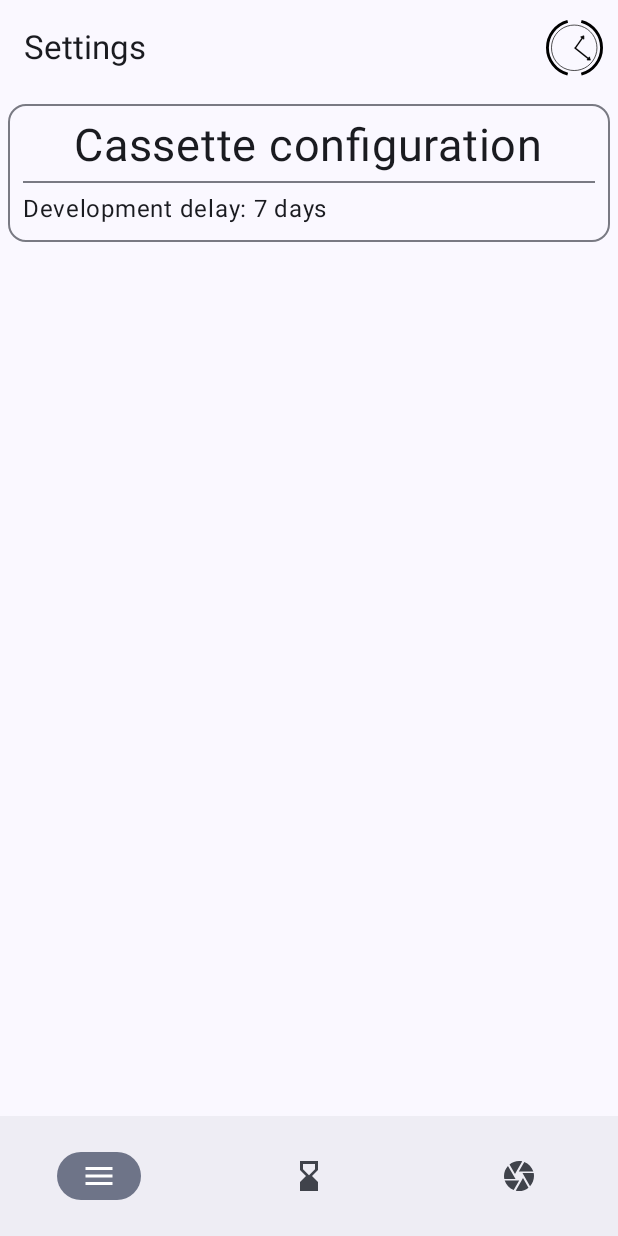
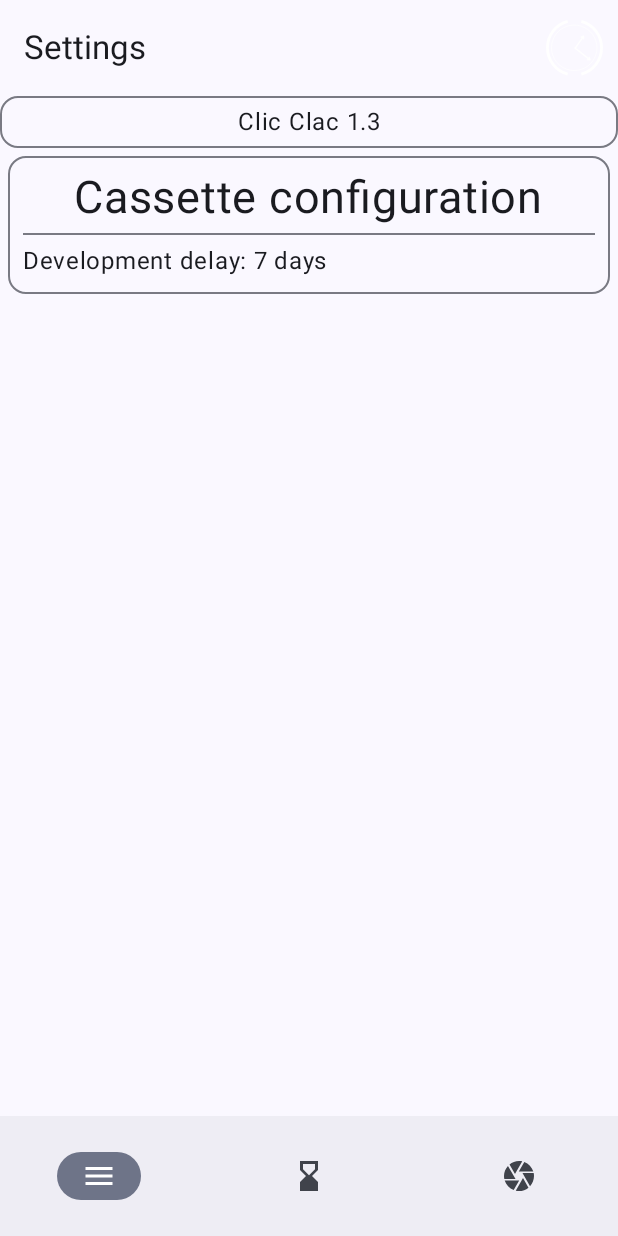
Before and after one commit to tezcatli/ClicClac_Application, an Android app built with Jetpack Compose: the ConfigScreen screen opened through its navigation route, on a phone screen of 412 x 824 dp. Run offline under Robolectric (Android 15) with nearby library versions, the phone set to English and light mode, and no system bars; our stand-ins replace Room's generated code; 3 statements that could not run were skipped.

Commit message:
- Bug fix on notification - add version information

```diff
--- a/app/build.gradle
+++ b/app/build.gradle
@@ -16,8 +16,10 @@ android {
         applicationId "com.tezcatli.clicclac"
         minSdk 28
         targetSdk 33
-        versionCode 3
-        versionName "1.2"
+        versionCode 4
+        versionName "1.3"
+
+        buildConfigField "boolean", "TEST", "false"
 
         testInstrumentationRunner "androidx.test.runner.AndroidJUnitRunner"
         vectorDrawables {
--- a/app/src/main/java/com/tezcatli/clicclac/AppContainer.kt
+++ b/app/src/main/java/com/tezcatli/clicclac/AppContainer.kt
@@ -3,6 +3,7 @@ package com.tezcatli.clicclac
 
 import android.content.ContentResolver
 import android.content.Context
+import android.content.pm.PackageManager
 import androidx.datastore.core.DataStore
 import androidx.datastore.preferences.core.Preferences
 import com.tezcatli.clicclac.Camera.CameraManager
@@ -20,6 +21,7 @@ interface AppContainer {
     val cameraManager : CameraManager
     val mainExecutor : Executor
     val appContext : Context
+    val packageManager : PackageManager
     val pendingPhotoNotificationManager : PendingPhotoNotificationManager
 }
 
@@ -47,6 +49,9 @@ class AppDataContainer(private val context: Context) : AppContainer {
         SettingsRepository.getInstance(context.dataStore)
     }
 
+    override val packageManager: PackageManager
+        get() = context.packageManager
+
     override val cameraManager: CameraManager by lazy {
         CameraManager.getInstance(context)
     }
--- a/app/src/main/java/com/tezcatli/clicclac/AppViewModelProvider.kt
+++ b/app/src/main/java/com/tezcatli/clicclac/AppViewModelProvider.kt
@@ -25,7 +25,8 @@ object AppViewModelProvider {
 
         initializer {
             ConfigViewModel(
-                clicClacApplication().container.settingsRepository
+                clicClacApplication().container.settingsRepository,
+                clicClacApplication().container.packageManager
             )
         }
 
--- a/app/src/main/java/com/tezcatli/clicclac/CliClacApplication.kt
+++ b/app/src/main/java/com/tezcatli/clicclac/CliClacApplication.kt
@@ -30,6 +30,8 @@ class CliClacApplication: Application(), Configuration.Provider {
 
         container = AppDataContainer(this)
 
+        container.pendingPhotoNotificationManager.scheduleNextNotification()
+
         super.onCreate()
 
 
--- a/app/src/main/java/com/tezcatli/clicclac/ui/ClicClacApp.kt
+++ b/app/src/main/java/com/tezcatli/clicclac/ui/ClicClacApp.kt
@@ -2,6 +2,7 @@ package com.tezcatli.clicclac.ui
 
 import android.util.Log
 import androidx.compose.foundation.Image
+import androidx.compose.foundation.isSystemInDarkTheme
 import androidx.compose.foundation.layout.Arrangement
 import androidx.compose.foundation.layout.IntrinsicSize
 import androidx.compose.foundation.layout.Row
@@ -27,6 +28,8 @@ import androidx.compose.runtime.remember
 import androidx.compose.runtime.setValue
 import androidx.compose.ui.Alignment
 import androidx.compose.ui.Modifier
+import androidx.compose.ui.graphics.ColorFilter
+import androidx.compose.ui.graphics.ColorMatrix
 import androidx.compose.ui.res.painterResource
 import androidx.compose.ui.text.style.TextAlign
 import androidx.compose.ui.unit.dp
@@ -40,7 +43,6 @@ import androidx.navigation.navDeepLink
 import com.tezcatli.clicclac.R
 
 
-
 enum class ROUTES(val title: String) {
     HOME("Clic Clac App"),
     CAMERA("camera"),
@@ -48,8 +50,6 @@ enum class ROUTES(val title: String) {
     CONFIGCASSETTE("Settings"),
     PHOTO("Photo developed")
 }
-
-
 
 
 @OptIn(ExperimentalMaterial3Api::class)
@@ -86,22 +86,48 @@ fun ClicClacApp(
                 TopAppBar(
 
                     title = {
-                        Row(modifier = modifier.fillMaxWidth(),
+                        Row(
+                            modifier = modifier.fillMaxWidth(),
                             verticalAlignment = Alignment.CenterVertically,
-                            horizontalArrangement = Arrangement.SpaceBetween) {
+                            horizontalArrangement = Arrangement.SpaceBetween
+                        ) {
                             if (currentDestination?.route != null) {
-                                Row(modifier = modifier.height(IntrinsicSize.Max),
-                                verticalAlignment = Alignment.CenterVertically) {
-                                Text(
-                                    textAlign = TextAlign.Center,
-                                    text = ROUTES.valueOf(currentDestination.route.toString()).title,
-                                )
+                                Row(
+                                    modifier = modifier.height(IntrinsicSize.Max),
+                                    verticalAlignment = Alignment.CenterVertically
+                                ) {
+                                    Text(
+                                        textAlign = TextAlign.Center,
+                                        text = ROUTES.valueOf(currentDestination.route.toString()).title,
+                                    )
+                                }
                             }
-                            }
-                            Image(
-                                painterResource(id = R.drawable.clicclac_logo_v2),
+
+
+
+
+                            Image(painter = painterResource(id = R.drawable.clicclac_logo_v2),
                                 "",
-                                modifier = modifier.size(48.dp).padding(end =  10.dp)
+                                colorFilter = if (isSystemInDarkTheme()) {
+                                    val colorMatrixDark = floatArrayOf(
+                                        -1f, 0f, 0f, 0f, 255f,
+                                        0f, -1f, 0f, 0f, 255f,
+                                        0f, 0f, -1f, 0f, 255f,
+                                        0f, 0f, 0f, 1f, 0f
+                                    )
+                                    ColorFilter.colorMatrix(ColorMatrix(colorMatrixDark))
+                                } else {
+                                    val colorMatrixLight = floatArrayOf(
+                                        1f, 0f, 0f, 0f, 255f,
+                                        0f, 1f, 0f, 0f, 255f,
+                                        0f, 0f, 1f, 0f, 255f,
+                                        0f, 0f, 0f, 1f, 0f
+                                    )
+                                    ColorFilter.colorMatrix(ColorMatrix(colorMatrixLight))
+                                },
+                                modifier = modifier
+                                    .size(48.dp)
+                                    .padding(end = 10.dp)
                             )
 
                         }
@@ -119,7 +145,7 @@ fun ClicClacApp(
                         icon = { Icon(Icons.Filled.Menu, null) },
                         onClick = { navController.navigate(ROUTES.CONFIG.name) })
                     NavigationBarItem(
-                        selected = currentDestination?.hierarchy?.any { it.route == ROUTES.HOME.name} == true,
+                        selected = currentDestination?.hierarchy?.any { it.route == ROUTES.HOME.name } == true,
                         icon = { Icon(Icons.Filled.HourglassBottom, null) },
                         onClick = { navController.navigate(ROUTES.HOME.name) })
                     NavigationBarItem(
@@ -131,11 +157,16 @@ fun ClicClacApp(
         }
     )
     { innerPadding ->
-        NavHost(navController, startDestination = ROUTES.HOME.name, Modifier.padding(innerPadding)) {
+        NavHost(
+            navController,
+            startDestination = ROUTES.HOME.name,
+            Modifier.padding(innerPadding)
+        ) {
             composable(route = ROUTES.HOME.name,
                 deepLinks = listOf(navDeepLink {
-                    uriPattern = "https://tezcatli.clicclac"
-                })) {
+                    uriPattern = "clicclac://home"
+                })
+            ) {
                 EscrowedList(
                     onClickExpired = { navController.navigate(ROUTES.PHOTO.name) }
                     //itemList = listAllState.itemList,
--- a/app/src/main/java/com/tezcatli/clicclac/ui/ConfigSreen.kt
+++ b/app/src/main/java/com/tezcatli/clicclac/ui/ConfigSreen.kt
@@ -1,7 +1,9 @@
 package com.tezcatli.clicclac.ui
 
 import androidx.compose.foundation.clickable
+import androidx.compose.foundation.layout.Arrangement
 import androidx.compose.foundation.layout.Column
+import androidx.compose.foundation.layout.Row
 import androidx.compose.foundation.layout.fillMaxWidth
 import androidx.compose.foundation.layout.padding
 import androidx.compose.material3.Divider
@@ -18,6 +20,7 @@ import androidx.compose.ui.unit.dp
 import androidx.compose.ui.unit.sp
 import androidx.lifecycle.viewmodel.compose.viewModel
 import com.tezcatli.clicclac.AppViewModelProvider
+import com.tezcatli.clicclac.BuildConfig
 
 
 @Composable
@@ -29,9 +32,10 @@ fun ConfigScreen(
     val cassetteDevelopmentDelayState by viewModel.cassetteDevelopmentDelayState.collectAsState()
 
     ConfigScreen2(
-        modifier,
+        modifier = modifier,
         onCassetteClick = onCassetteClick,
-        cassetteDevelopmentDelayState
+        cassetteDevelopmentDelay = cassetteDevelopmentDelayState,
+        //   versionName = viewModel
     )
 }
 
@@ -44,8 +48,25 @@ fun ConfigScreen2(
 ) {
     //var textValue by remember { mutableStateOf("") }
 
+//    Log.i("toto", BuildConfig.BUILD_TIME)
+
+    Column {
         OutlinedCard(
-        modifier = modifier.fillMaxWidth().padding(all = 5.dp)
+        ) {
+            Row(modifier = modifier
+                .fillMaxWidth()
+                .padding(all = 5.dp),
+                horizontalArrangement = Arrangement.Center) {
+                Text(
+                    text = "Clic Clac " + BuildConfig.VERSION_NAME
+                )
+            }
+        }
+
+        OutlinedCard(
+            modifier = modifier
+                .fillMaxWidth()
+                .padding(all = 5.dp)
                 .clickable(enabled = true) { onCassetteClick() }
         ) {
             Column(
@@ -69,6 +90,7 @@ fun ConfigScreen2(
             }
         }
     }
+}
 
 
 @Preview
--- a/app/src/main/java/com/tezcatli/clicclac/ui/ConfigViewModel.kt
+++ b/app/src/main/java/com/tezcatli/clicclac/ui/ConfigViewModel.kt
@@ -1,6 +1,7 @@
 package com.tezcatli.clicclac.ui
 
 
+import android.content.pm.PackageManager
 import androidx.lifecycle.ViewModel
 import androidx.lifecycle.viewModelScope
 import com.tezcatli.clicclac.settings.SettingsRepository
@@ -9,13 +10,19 @@ import kotlinx.coroutines.flow.StateFlow
 import kotlinx.coroutines.flow.stateIn
 
 
-class ConfigViewModel(private val settingsRepository: SettingsRepository) : ViewModel() {
+class ConfigViewModel(
+    private val settingsRepository: SettingsRepository,
+    private val packageManager: PackageManager
+) : ViewModel() {
 
-    val cassetteDevelopmentDelayState: StateFlow<String> = settingsRepository.getCassetteDevelopmentDelayF().stateIn(
-        scope = viewModelScope,
-        started = SharingStarted.WhileSubscribed(TIMEOUT_MILLIS),
-        initialValue = ""
-    )
+    val cassetteDevelopmentDelayState: StateFlow<String> =
+        settingsRepository.getCassetteDevelopmentDelayF().stateIn(
+            scope = viewModelScope,
+            started = SharingStarted.WhileSubscribed(TIMEOUT_MILLIS),
+            initialValue = ""
+        )
+
+  //  val versionName = packageManager.
 
     companion object {
         private const val TIMEOUT_MILLIS = 5_000L
--- a/gradle.properties
+++ b/gradle.properties
@@ -21,3 +21,4 @@ kotlin.code.style=official
 # resources declared in the library itself and none from the library's dependencies,
 # thereby reducing the size of the R class for that library
 android.nonTransitiveRClass=true
+android.defaults.buildfeatures.buildconfig=true
```
Also changed, not shown: app/src/main/AndroidManifest.xml (+3 -5 lines), app/src/main/java/com/tezcatli/clicclac/PendingPhotoNotificationManager.kt (+8 -3 lines), app/src/main/java/com/tezcatli/clicclac/ui/ConfigCasetteScreen.kt (+6 -1 lines). Lines whose indentation alone changed are shown as unchanged.
